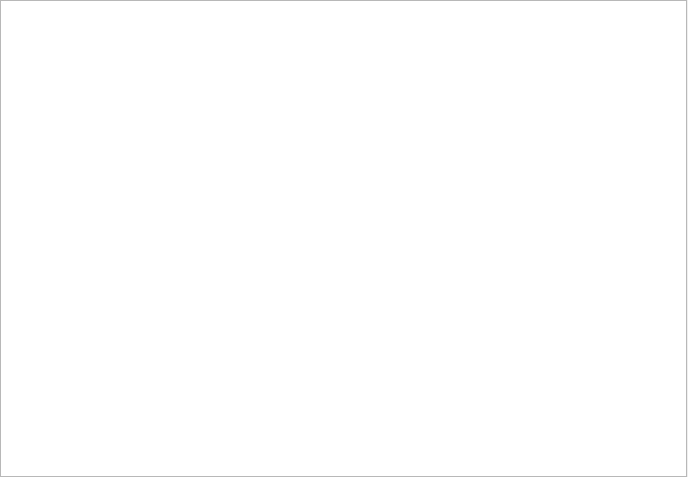
First picture: the form in OMOptimBasis/GUI/Widgets/WidgetMOItemsList.ui, repository OpenModelica/OMOptim, before the edit.
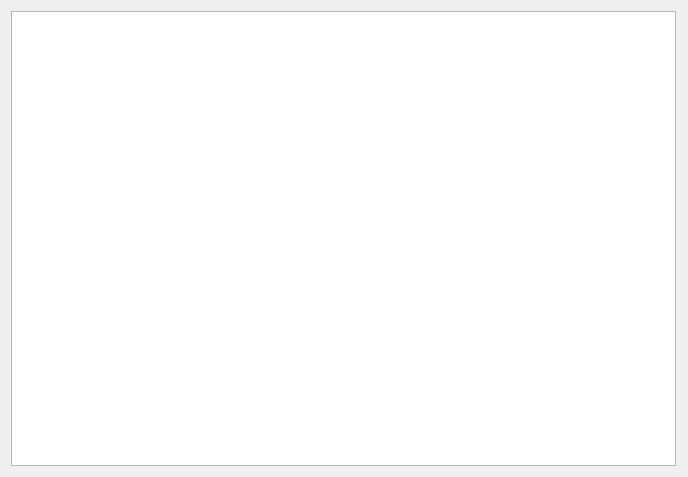
Second picture: the form after the edit.

Patch:
```diff
--- a/OMOptimBasis/GUI/Widgets/WidgetMOItemsList.ui
+++ b/OMOptimBasis/GUI/Widgets/WidgetMOItemsList.ui
@@ -14,13 +14,10 @@
    <string>Form</string>
   </property>
   <layout class="QGridLayout" name="gridLayout">
-   <property name="margin">
-    <number>0</number>
-   </property>
-   <property name="spacing">
-    <number>0</number>
-   </property>
-   <item row="1" column="0" colspan="2">
+   <item row="0" column="0">
+    <layout class="QGridLayout" name="layoutToolBar"/>
+   </item>
+   <item row="1" column="0">
     <widget class="QSplitter" name="splitter">
      <property name="orientation">
       <enum>Qt::Horizontal</enum>
@@ -38,8 +35,8 @@
      </widget>
     </widget>
    </item>
-   <item row="0" column="0" colspan="2">
-    <layout class="QHBoxLayout" name="layoutToolBar"/>
+   <item row="2" column="0">
+    <layout class="QGridLayout" name="layoutBottom"/>
    </item>
   </layout>
  </widget>
```
